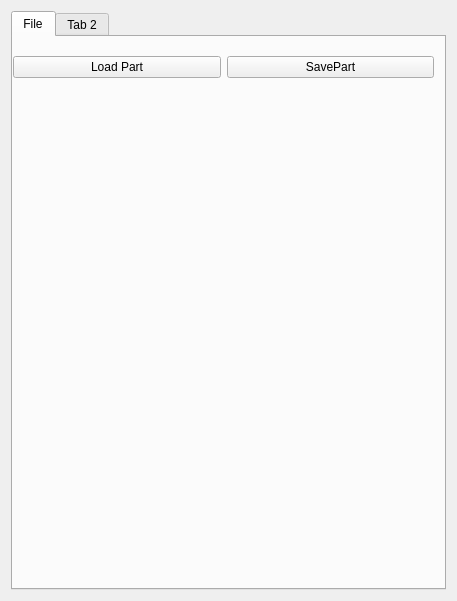
Before: the Qt Designer form AdenitaCoreSE/form/SEAdenitaCoreSEAppGUI.ui in edellano/Adenita-SAMSON-Edition, drawn with Qt 5.
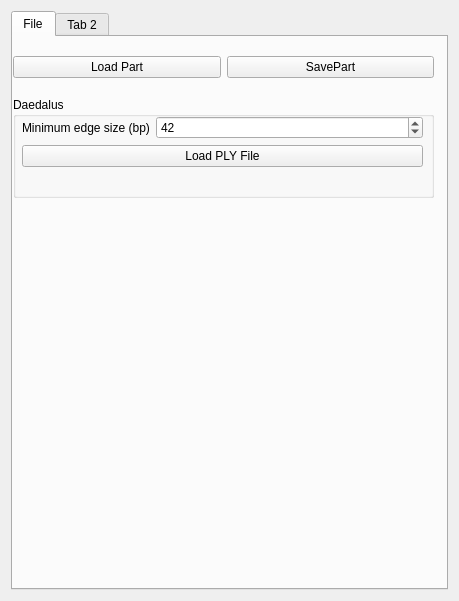
After: the same form once the commit is applied.

```diff
--- a/AdenitaCoreSE/form/SEAdenitaCoreSEAppGUI.ui
+++ b/AdenitaCoreSE/form/SEAdenitaCoreSEAppGUI.ui
@@ -6,7 +6,7 @@
    <rect>
     <x>0</x>
     <y>0</y>
-    <width>457</width>
+    <width>459</width>
     <height>601</height>
    </rect>
   </property>
@@ -57,6 +57,58 @@
           </item>
          </layout>
         </widget>
+        <widget class="QGroupBox" name="groupBox">
+         <property name="geometry">
+          <rect>
+           <x>0</x>
+           <y>60</y>
+           <width>421</width>
+           <height>101</height>
+          </rect>
+         </property>
+         <property name="title">
+          <string>Daedalus</string>
+         </property>
+         <widget class="QWidget" name="formLayoutWidget">
+          <property name="geometry">
+           <rect>
+            <x>9</x>
+            <y>19</y>
+            <width>401</width>
+            <height>71</height>
+           </rect>
+          </property>
+          <layout class="QFormLayout" name="formLayout">
+           <item row="0" column="0">
+            <widget class="QLabel" name="label">
+             <property name="text">
+              <string>Minimum edge size (bp)</string>
+             </property>
+            </widget>
+           </item>
+           <item row="0" column="1">
+            <widget class="QSpinBox" name="spnDaedalusMinEdgeSize">
+             <property name="minimum">
+              <number>31</number>
+             </property>
+             <property name="maximum">
+              <number>600</number>
+             </property>
+             <property name="value">
+              <number>42</number>
+             </property>
+            </widget>
+           </item>
+           <item row="1" column="0" colspan="2">
+            <widget class="QPushButton" name="btnLoadPLYFile">
+             <property name="text">
+              <string>Load PLY File</string>
+             </property>
+            </widget>
+           </item>
+          </layout>
+         </widget>
+        </widget>
        </widget>
        <widget class="QWidget" name="tab_2">
         <attribute name="title">
```
Left out of the diff: 17 changed lines with no effect on the pictures.
